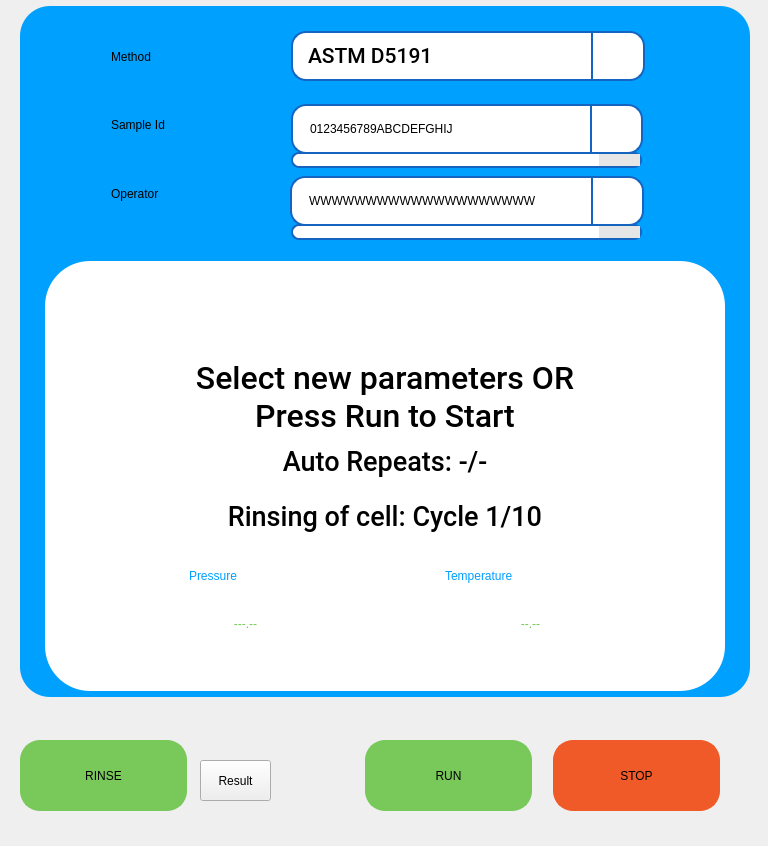
Above: pApp-22-June-2021/smeasuring.ui from ChandraMVE/PSSC_QT_Development before the change. Below: the same form after it.
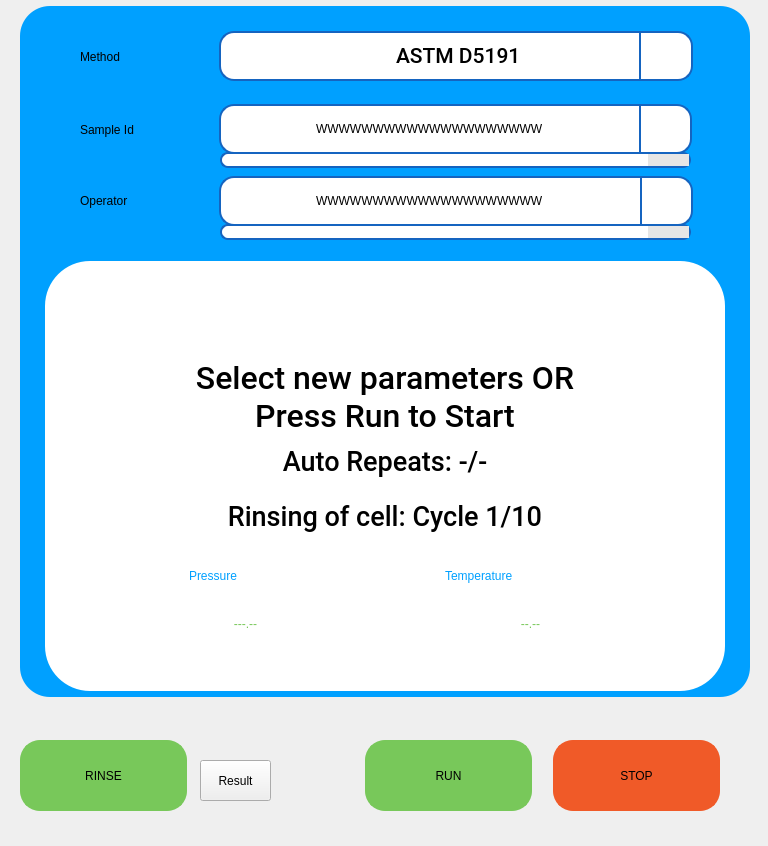
That is the form after the change. Icons and pictures are not drawn. Custom widgets are drawn as their Qt base class.

Diff of the .ui file:
```diff
--- a/pApp-22-June-2021/smeasuring.ui
+++ b/pApp-22-June-2021/smeasuring.ui
@@ -245,7 +245,7 @@
      <widget class="QLabel" name="label">
       <property name="geometry">
        <rect>
-        <x>91</x>
+        <x>60</x>
         <y>30</y>
         <width>141</width>
         <height>41</height>
@@ -262,8 +262,8 @@
      <widget class="QLabel" name="label_2">
       <property name="geometry">
        <rect>
-        <x>91</x>
-        <y>88</y>
+        <x>60</x>
+        <y>93</y>
         <width>141</width>
         <height>61</height>
        </rect>
@@ -282,8 +282,8 @@
      <widget class="QLabel" name="label_3">
       <property name="geometry">
        <rect>
-        <x>91</x>
-        <y>157</y>
+        <x>60</x>
+        <y>164</y>
         <width>141</width>
         <height>61</height>
        </rect>
@@ -302,9 +302,9 @@
      <widget class="QComboBox" name="cbMethod">
       <property name="geometry">
        <rect>
-        <x>271</x>
+        <x>199</x>
         <y>25</y>
-        <width>354</width>
+        <width>474</width>
         <height>50</height>
        </rect>
       </property>
@@ -322,13 +322,14 @@
       </property>
       <property name="styleSheet">
        <string notr="true">QComboBox {
+	text-align: center;
    border: 2px solid  rgb(21, 100, 192);
    border-radius: 15px;
 /*   padding: 1px 18px 1px 3px;*/
    background-color: rgb(255, 255, 255);
    color: rgb(0, 0, 0);
    font: 75 16pt &quot;Roboto Medium&quot;;
-  padding-left: 15px;
+  padding-left: 175px;
 	outline: none;
 margin: 0;
 }
@@ -744,9 +745,9 @@
      <widget class="sQLEExtend" name="leSampleId">
       <property name="geometry">
        <rect>
-        <x>271</x>
+        <x>199</x>
         <y>98</y>
-        <width>301</width>
+        <width>421</width>
         <height>50</height>
        </rect>
       </property>
@@ -755,7 +756,7 @@
       </property>
       <property name="styleSheet">
        <string notr="true">QLineEdit{
- padding: 1px 18px 1px 3px;
+ /*padding: 1px 18px 1px 3px;*/
 background-color: rgb(255,255,255);
 border-width: 2px;
 border-color: rgb(21, 100, 192);
@@ -764,7 +765,7 @@
 border-bottom-left-radius: 15px;
 color: rgb(0, 0, 0);
 font: 75 16pt &quot;Roboto Medium&quot;;
-padding-left: 15px;
+/*padding-left: 15px;*/
    border-right-width: 0px;
 }
 QLineEdit:read-only {
@@ -780,16 +781,19 @@
 </string>
       </property>
       <property name="text">
-       <string>0123456789ABCDEFGHIJ</string>
+       <string>WWWWWWWWWWWWWWWWWWWW</string>
       </property>
       <property name="maxLength">
        <number>20</number>
       </property>
+      <property name="alignment">
+       <set>Qt::AlignCenter</set>
+      </property>
      </widget>
      <widget class="QPushButton" name="pbSampleId">
       <property name="geometry">
        <rect>
-        <x>570</x>
+        <x>619</x>
         <y>98</y>
         <width>53</width>
         <height>50</height>
@@ -820,7 +824,7 @@
      <widget class="QPushButton" name="pbOperator">
       <property name="geometry">
        <rect>
-        <x>571</x>
+        <x>620</x>
         <y>170</y>
         <width>53</width>
         <height>50</height>
@@ -851,9 +855,9 @@
      <widget class="sQLEExtend" name="leOperator">
       <property name="geometry">
        <rect>
-        <x>270</x>
+        <x>199</x>
         <y>170</y>
-        <width>301</width>
+        <width>421</width>
         <height>50</height>
        </rect>
       </property>
@@ -862,7 +866,7 @@
       </property>
       <property name="styleSheet">
        <string notr="true">QLineEdit{
- padding: 1px 18px 1px 3px;
+ /*padding: 1px 18px 1px 3px;*/
 background-color: rgb(255,255,255);
 border-width: 2px;
 border-color: rgb(21, 100, 192);
@@ -871,7 +875,7 @@
 border-bottom-left-radius: 15px;
 color: rgb(0, 0, 0);
 font: 75 16pt &quot;Roboto Medium&quot;;
-padding-left: 15px;
+/*padding-left: 15px;*/
     border-right-width: 0px;
 }
 QLineEdit:read-only {
@@ -892,13 +896,16 @@
       <property name="maxLength">
        <number>20</number>
       </property>
+      <property name="alignment">
+       <set>Qt::AlignCenter</set>
+      </property>
      </widget>
      <widget class="QListWidget" name="lwOperator">
       <property name="geometry">
        <rect>
-        <x>271</x>
+        <x>200</x>
         <y>218</y>
-        <width>351</width>
+        <width>471</width>
         <height>16</height>
        </rect>
       </property>
@@ -1052,9 +1059,9 @@
      <widget class="QListWidget" name="lwSampleId">
       <property name="geometry">
        <rect>
-        <x>271</x>
+        <x>200</x>
         <y>146</y>
-        <width>351</width>
+        <width>471</width>
         <height>16</height>
        </rect>
       </property>
```
